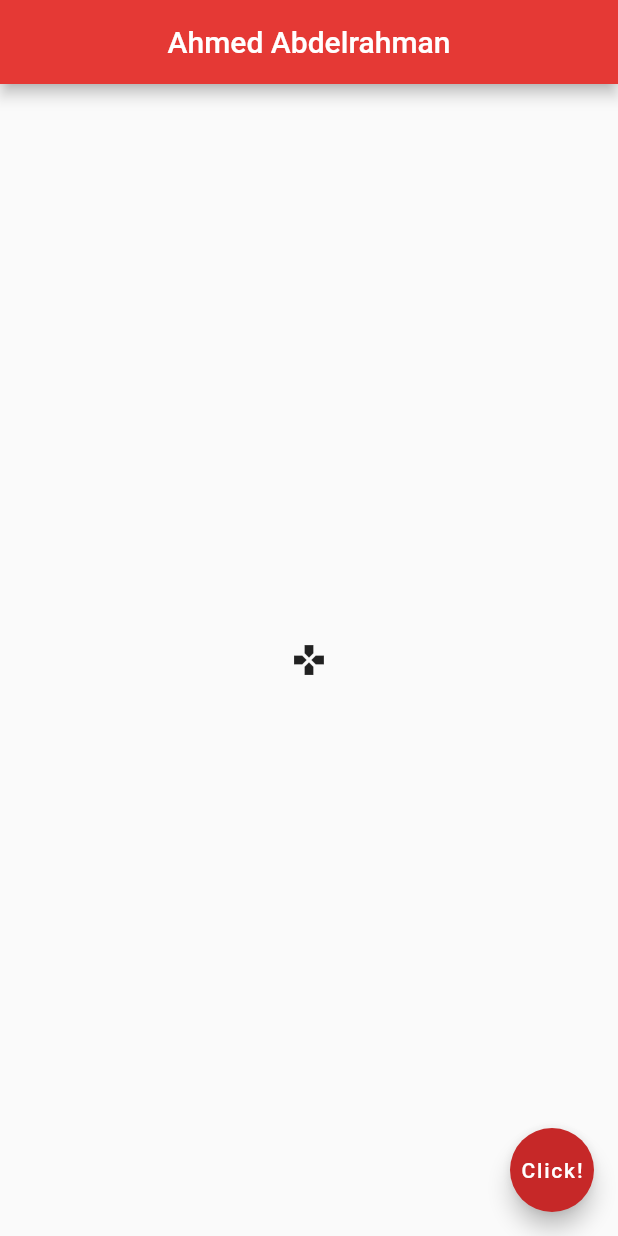
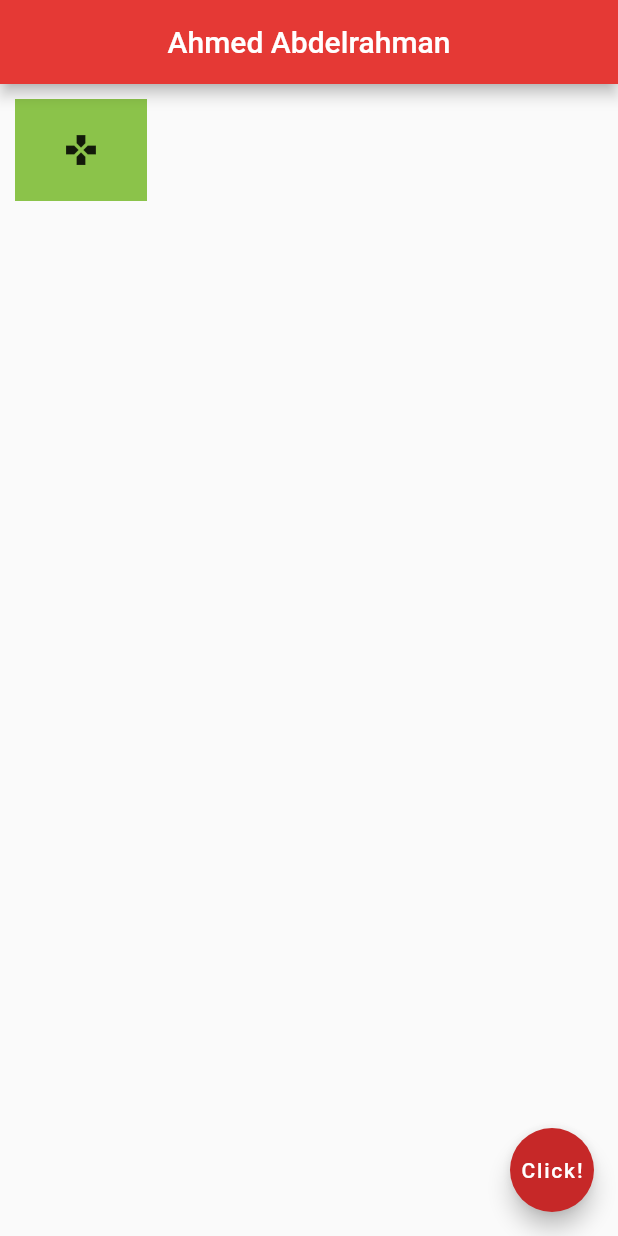
Before and after one commit to ahmed-abdrhmn/Inventory-Database-Flutter, a Flutter app: the screen it shows after launch, on a phone screen of 412 x 824 dp. Run offline on Flutter 3.47's test engine with Material 2 defaults, Android fonts, the phone set to English and light mode, and no system bars.

Commit message:
Now we have margins and padding with buttons

```diff
--- a/lib/main.dart
+++ b/lib/main.dart
@@ -18,7 +18,10 @@ class HomeScreen extends StatelessWidget {
         centerTitle: true,
         backgroundColor: Colors.red[600],
       ),
-      body: Center(
+      body: Container(
+        padding: const EdgeInsets.symmetric(vertical: 10.0, horizontal: 20.0),
+        color: Colors.lightGreen,
+        margin: const EdgeInsets.all(10.0),
         // child: Icon(
         //   Icons.warning
         // )
```
